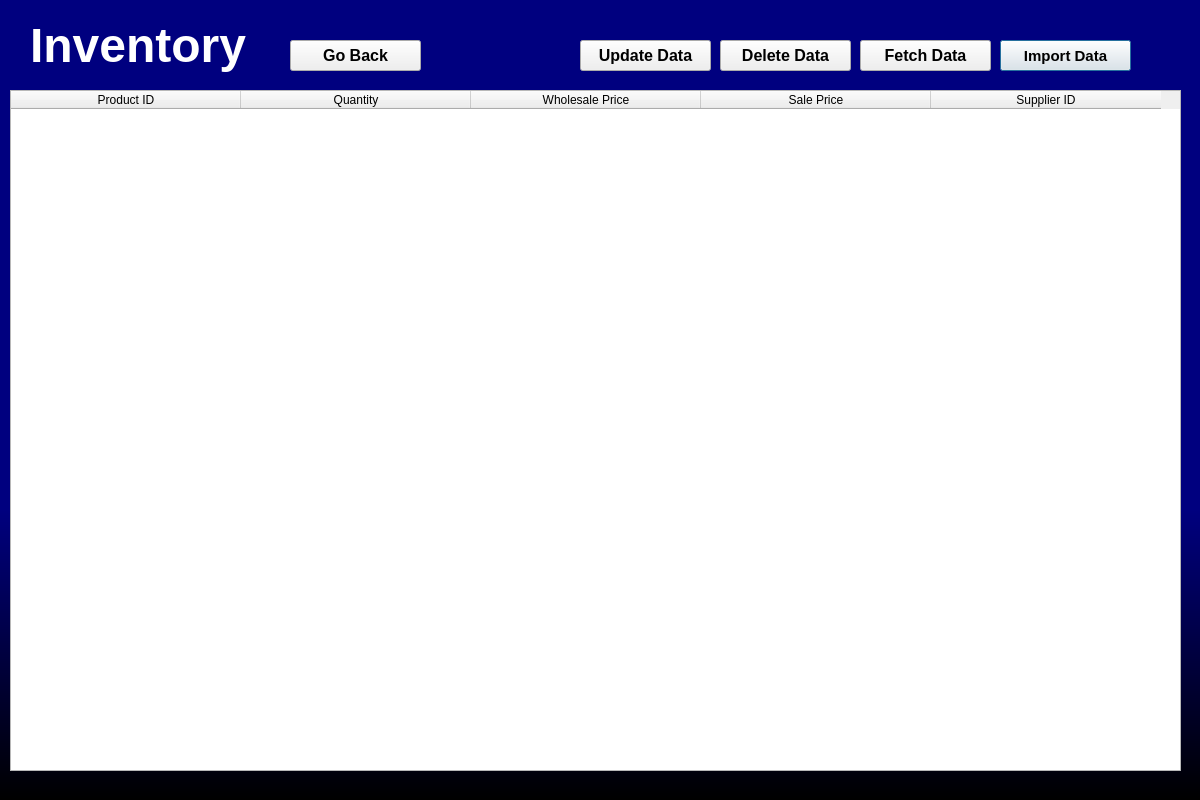
The window that backend_files/inventory.ui (CS3250-Ctrl-Intelligence/Team-Project_Python) describes before a commit, drawn with Qt 5.
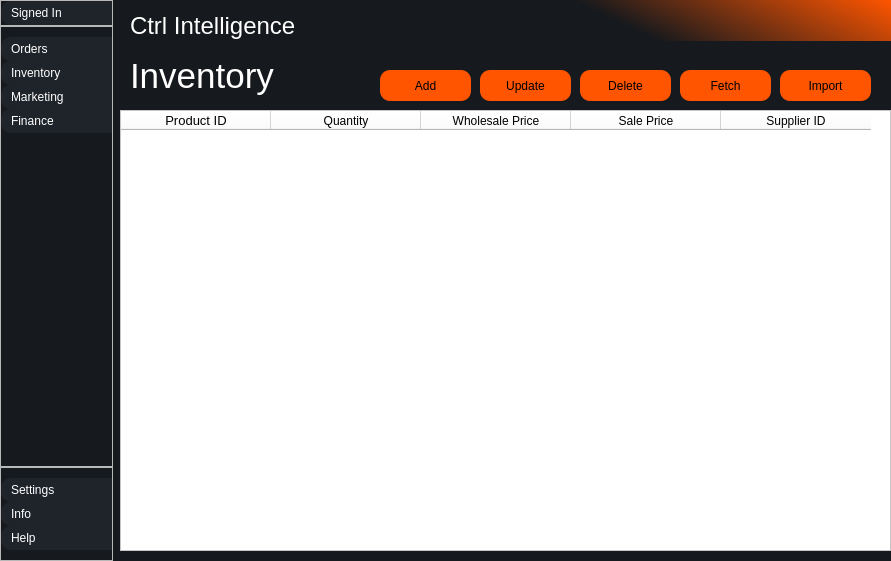
The same window after the commit. Icons and pictures are not drawn.

Commit message: Updated the GUI to a new look with a little more functionality. Created the marketing reports to see what the daily, weekly, and monthly top product and customer are.

The edit to the form file:
```diff
--- a/backend_files/inventory.ui
+++ b/backend_files/inventory.ui
@@ -6,60 +6,742 @@
    <rect>
     <x>0</x>
     <y>0</y>
-    <width>1200</width>
-    <height>800</height>
+    <width>891</width>
+    <height>561</height>
    </rect>
   </property>
   <property name="windowTitle">
    <string>Dialog</string>
   </property>
-  <widget class="QWidget" name="widget" native="true">
+  <property name="styleSheet">
+   <string notr="true">#leftMenuContainer{
+	background-color:  #16191d;
+}
+#leftMenuContainer QPushButton{
+	text-align: left;
+	padding: 5px 10px;
+	border-top-left-radius: 10px;
+	border-bottom-left-radius: 10px;
+}</string>
+  </property>
+  <widget class="QWidget" name="leftMenuContainer" native="true">
    <property name="geometry">
     <rect>
      <x>0</x>
      <y>0</y>
-     <width>1201</width>
-     <height>801</height>
+     <width>123</width>
+     <height>561</height>
     </rect>
    </property>
-   <property name="font">
-    <font>
-     <pointsize>12</pointsize>
-     <bold>true</bold>
-    </font>
+   <property name="sizePolicy">
+    <sizepolicy hsizetype="Expanding" vsizetype="Preferred">
+     <horstretch>0</horstretch>
+     <verstretch>0</verstretch>
+    </sizepolicy>
+   </property>
+   <layout class="QHBoxLayout" name="horizontalLayout_3">
+    <property name="spacing">
+     <number>0</number>
+    </property>
+    <property name="leftMargin">
+     <number>0</number>
+    </property>
+    <property name="topMargin">
+     <number>0</number>
+    </property>
+    <property name="rightMargin">
+     <number>0</number>
+    </property>
+    <property name="bottomMargin">
+     <number>0</number>
+    </property>
+    <item>
+     <widget class="QWidget" name="leftMenuSubContainer" native="true">
+      <property name="sizePolicy">
+       <sizepolicy hsizetype="Preferred" vsizetype="Preferred">
+        <horstretch>0</horstretch>
+        <verstretch>0</verstretch>
+       </sizepolicy>
+      </property>
+      <layout class="QVBoxLayout" name="verticalLayout_2">
+       <property name="spacing">
+        <number>0</number>
+       </property>
+       <property name="leftMargin">
+        <number>0</number>
+       </property>
+       <property name="topMargin">
+        <number>0</number>
+       </property>
+       <property name="rightMargin">
+        <number>10</number>
+       </property>
+       <property name="bottomMargin">
+        <number>0</number>
+       </property>
+       <item>
+        <widget class="QFrame" name="frame">
+         <property name="sizePolicy">
+          <sizepolicy hsizetype="Expanding" vsizetype="Preferred">
+           <horstretch>0</horstretch>
+           <verstretch>0</verstretch>
+          </sizepolicy>
+         </property>
+         <property name="frameShape">
+          <enum>QFrame::StyledPanel</enum>
+         </property>
+         <property name="frameShadow">
+          <enum>QFrame::Raised</enum>
+         </property>
+         <layout class="QHBoxLayout" name="horizontalLayout_2">
+          <property name="spacing">
+           <number>0</number>
+          </property>
+          <property name="leftMargin">
+           <number>0</number>
+          </property>
+          <property name="topMargin">
+           <number>0</number>
+          </property>
+          <property name="rightMargin">
+           <number>0</number>
+          </property>
+          <property name="bottomMargin">
+           <number>0</number>
+          </property>
+          <item>
+           <widget class="QPushButton" name="menuBtn">
+            <property name="sizePolicy">
+             <sizepolicy hsizetype="Expanding" vsizetype="Fixed">
+              <horstretch>0</horstretch>
+              <verstretch>0</verstretch>
+             </sizepolicy>
+            </property>
+            <property name="toolTip">
+             <string>Menu</string>
+            </property>
+            <property name="styleSheet">
+             <string notr="true">background-color: #1f232a;
+color: rgb(255, 255, 255);</string>
+            </property>
+            <property name="text">
+             <string>Signed In</string>
+            </property>
+            <property name="icon">
+             <iconset resource="resources.qrc">
+              <normaloff>:/icons/icons/user.svg</normaloff>:/icons/icons/user.svg</iconset>
+            </property>
+            <property name="iconSize">
+             <size>
+              <width>24</width>
+              <height>24</height>
+             </size>
+            </property>
+           </widget>
+          </item>
+         </layout>
+        </widget>
+       </item>
+       <item>
+        <widget class="QFrame" name="frame_2">
+         <property name="sizePolicy">
+          <sizepolicy hsizetype="Expanding" vsizetype="Expanding">
+           <horstretch>0</horstretch>
+           <verstretch>0</verstretch>
+          </sizepolicy>
+         </property>
+         <property name="frameShape">
+          <enum>QFrame::StyledPanel</enum>
+         </property>
+         <property name="frameShadow">
+          <enum>QFrame::Raised</enum>
+         </property>
+         <layout class="QVBoxLayout" name="verticalLayout_3">
+          <property name="spacing">
+           <number>0</number>
+          </property>
+          <property name="leftMargin">
+           <number>0</number>
+          </property>
+          <property name="topMargin">
+           <number>10</number>
+          </property>
+          <property name="rightMargin">
+           <number>0</number>
+          </property>
+          <property name="bottomMargin">
+           <number>10</number>
+          </property>
+          <item>
+           <widget class="QPushButton" name="ordersBtn">
+            <property name="sizePolicy">
+             <sizepolicy hsizetype="Expanding" vsizetype="Fixed">
+              <horstretch>0</horstretch>
+              <verstretch>0</verstretch>
+             </sizepolicy>
+            </property>
+            <property name="palette">
+             <palette>
+              <active>
+               <colorrole role="WindowText">
+                <brush brushstyle="SolidPattern">
+                 <color alpha="255">
+                  <red>255</red>
+                  <green>255</green>
+                  <blue>255</blue>
+                 </color>
+                </brush>
+               </colorrole>
+               <colorrole role="Button">
+                <brush brushstyle="SolidPattern">
+                 <color alpha="255">
+                  <red>31</red>
+                  <green>35</green>
+                  <blue>42</blue>
+                 </color>
+                </brush>
+               </colorrole>
+               <colorrole role="Text">
+                <brush brushstyle="SolidPattern">
+                 <color alpha="255">
+                  <red>255</red>
+                  <green>255</green>
+                  <blue>255</blue>
+                 </color>
+                </brush>
+               </colorrole>
+               <colorrole role="ButtonText">
+                <brush brushstyle="SolidPattern">
+                 <color alpha="255">
+                  <red>255</red>
+                  <green>255</green>
+                  <blue>255</blue>
+                 </color>
+                </brush>
+               </colorrole>
+               <colorrole role="Base">
+                <brush brushstyle="SolidPattern">
+                 <color alpha="255">
+                  <red>31</red>
+                  <green>35</green>
+                  <blue>42</blue>
+                 </color>
+                </brush>
+               </colorrole>
+               <colorrole role="Window">
+                <brush brushstyle="SolidPattern">
+                 <color alpha="255">
+                  <red>31</red>
+                  <green>35</green>
+                  <blue>42</blue>
+                 </color>
+                </brush>
+               </colorrole>
+               <colorrole role="Highlight">
+                <brush brushstyle="SolidPattern">
+                 <color alpha="255">
+                  <red>0</red>
+                  <green>120</green>
+                  <blue>215</blue>
+                 </color>
+                </brush>
+               </colorrole>
+               <colorrole role="PlaceholderText">
+                <brush brushstyle="SolidPattern">
+                 <color alpha="255">
+                  <red>255</red>
+                  <green>255</green>
+                  <blue>255</blue>
+                 </color>
+                </brush>
+               </colorrole>
+              </active>
+              <inactive>
+               <colorrole role="WindowText">
+                <brush brushstyle="SolidPattern">
+                 <color alpha="255">
+                  <red>255</red>
+                  <green>255</green>
+                  <blue>255</blue>
+                 </color>
+                </brush>
+               </colorrole>
+               <colorrole role="Button">
+                <brush brushstyle="SolidPattern">
+                 <color alpha="255">
+                  <red>31</red>
+                  <green>35</green>
+                  <blue>42</blue>
+                 </color>
+                </brush>
+               </colorrole>
+               <colorrole role="Text">
+                <brush brushstyle="SolidPattern">
+                 <color alpha="255">
+                  <red>255</red>
+                  <green>255</green>
+                  <blue>255</blue>
+                 </color>
+                </brush>
+               </colorrole>
+               <colorrole role="ButtonText">
+                <brush brushstyle="SolidPattern">
+                 <color alpha="255">
+                  <red>255</red>
+                  <green>255</green>
+                  <blue>255</blue>
+                 </color>
+                </brush>
+               </colorrole>
+               <colorrole role="Base">
+                <brush brushstyle="SolidPattern">
+                 <color alpha="255">
+                  <red>31</red>
+                  <green>35</green>
+                  <blue>42</blue>
+                 </color>
+                </brush>
+               </colorrole>
+               <colorrole role="Window">
+                <brush brushstyle="SolidPattern">
+                 <color alpha="255">
+                  <red>31</red>
+                  <green>35</green>
+                  <blue>42</blue>
+                 </color>
+                </brush>
+               </colorrole>
+               <colorrole role="Highlight">
+                <brush brushstyle="SolidPattern">
+                 <color alpha="255">
+                  <red>240</red>
+                  <green>240</green>
+                  <blue>240</blue>
+                 </color>
+                </brush>
+               </colorrole>
+               <colorrole role="PlaceholderText">
+                <brush brushstyle="SolidPattern">
+                 <color alpha="255">
+                  <red>255</red>
+                  <green>255</green>
+                  <blue>255</blue>
+                 </color>
+                </brush>
+               </colorrole>
+              </inactive>
+              <disabled>
+               <colorrole role="WindowText">
+                <brush brushstyle="SolidPattern">
+                 <color alpha="255">
+                  <red>255</red>
+                  <green>255</green>
+                  <blue>255</blue>
+                 </color>
+                </brush>
+               </colorrole>
+               <colorrole role="Button">
+                <brush brushstyle="SolidPattern">
+                 <color alpha="255">
+                  <red>31</red>
+                  <green>35</green>
+                  <blue>42</blue>
+                 </color>
+                </brush>
+               </colorrole>
+               <colorrole role="Text">
+                <brush brushstyle="SolidPattern">
+                 <color alpha="255">
+                  <red>255</red>
+                  <green>255</green>
+                  <blue>255</blue>
+                 </color>
+                </brush>
+               </colorrole>
+               <colorrole role="ButtonText">
+                <brush brushstyle="SolidPattern">
+                 <color alpha="255">
+                  <red>255</red>
+                  <green>255</green>
+                  <blue>255</blue>
+                 </color>
+                </brush>
+               </colorrole>
+               <colorrole role="Base">
+                <brush brushstyle="SolidPattern">
+                 <color alpha="255">
+                  <red>31</red>
+                  <green>35</green>
+                  <blue>42</blue>
+                 </color>
+                </brush>
+               </colorrole>
+               <colorrole role="Window">
+                <brush brushstyle="SolidPattern">
+                 <color alpha="255">
+                  <red>31</red>
+                  <green>35</green>
+                  <blue>42</blue>
+                 </color>
+                </brush>
+               </colorrole>
+               <colorrole role="Highlight">
+                <brush brushstyle="SolidPattern">
+                 <color alpha="255">
+                  <red>0</red>
+                  <green>120</green>
+                  <blue>215</blue>
+                 </color>
+                </brush>
+               </colorrole>
+               <colorrole role="PlaceholderText">
+                <brush brushstyle="SolidPattern">
+                 <color alpha="255">
+                  <red>255</red>
+                  <green>255</green>
+                  <blue>255</blue>
+                 </color>
+                </brush>
+               </colorrole>
+              </disabled>
+             </palette>
+            </property>
+            <property name="toolTip">
+             <string>Home</string>
+            </property>
+            <property name="styleSheet">
+             <string notr="true">background-color: #1f232a;
+color: rgb(255, 255, 255);</string>
+            </property>
+            <property name="text">
+             <string>Orders</string>
+            </property>
+            <property name="icon">
+             <iconset resource="resources.qrc">
+              <normaloff>:/icons/icons/inbox.svg</normaloff>:/icons/icons/inbox.svg</iconset>
+            </property>
+            <property name="iconSize">
+             <size>
+              <width>24</width>
+              <height>24</height>
+             </size>
+            </property>
+           </widget>
+          </item>
+          <item>
+           <widget class="QPushButton" name="invBtn">
+            <property name="sizePolicy">
+             <sizepolicy hsizetype="Expanding" vsizetype="Fixed">
+              <horstretch>0</horstretch>
+              <verstretch>0</verstretch>
+             </sizepolicy>
+            </property>
+            <property name="toolTip">
+             <string>Data Analysis</string>
+            </property>
+            <property name="styleSheet">
+             <string notr="true">background-color: #1f232a;
+color: rgb(255, 255, 255)</string>
+            </property>
+            <property name="text">
+             <string>Inventory</string>
+            </property>
+            <property name="icon">
+             <iconset resource="resources.qrc">
+              <normaloff>:/icons/icons/list.svg</normaloff>:/icons/icons/list.svg</iconset>
+            </property>
+            <property name="iconSize">
+             <size>
+              <width>24</width>
+              <height>24</height>
+             </size>
+            </property>
+           </widget>
+          </item>
+          <item>
+           <widget class="QPushButton" name="marketBtn">
+            <property name="toolTip">
+             <string>View Reports</string>
+            </property>
+            <property name="styleSheet">
+             <string notr="true">background-color: #1f232a;
+color: rgb(255, 255, 255)</string>
+            </property>
+            <property name="text">
+             <string>Marketing</string>
+            </property>
+            <property name="icon">
+             <iconset resource="resources.qrc">
+              <normaloff>:/icons/icons/printer.svg</normaloff>:/icons/icons/printer.svg</iconset>
+            </property>
+            <property name="iconSize">
+             <size>
+              <width>24</width>
+              <height>24</height>
+             </size>
+            </property>
+           </widget>
+          </item>
+          <item>
+           <widget class="QPushButton" name="financeBtn">
+            <property name="toolTip">
+             <string>View Reports</string>
+            </property>
+            <property name="styleSheet">
+             <string notr="true">background-color: #1f232a;
+color: rgb(255, 255, 255)</string>
+            </property>
+            <property name="text">
+             <string>Finance</string>
+            </property>
+            <property name="icon">
+             <iconset resource="resources.qrc">
+              <normaloff>:/icons/icons/printer.svg</normaloff>:/icons/icons/printer.svg</iconset>
+            </property>
+            <property name="iconSize">
+             <size>
+              <width>24</width>
+              <height>24</height>
+             </size>
+            </property>
+           </widget>
+          </item>
+          <item>
+           <spacer name="verticalSpacer">
+            <property name="orientation">
+             <enum>Qt::Vertical</enum>
+            </property>
+            <property name="sizeHint" stdset="0">
+             <size>
+              <width>20</width>
+              <height>40</height>
+             </size>
+            </property>
+           </spacer>
+          </item>
+         </layout>
+        </widget>
+       </item>
+       <item>
+        <widget class="QFrame" name="frame_3">
+         <property name="frameShape">
+          <enum>QFrame::StyledPanel</enum>
+         </property>
+         <property name="frameShadow">
+          <enum>QFrame::Raised</enum>
+         </property>
+         <layout class="QVBoxLayout" name="verticalLayout_4">
+          <property name="spacing">
+           <number>0</number>
+          </property>
+          <property name="leftMargin">
+           <number>0</number>
+          </property>
+          <property name="topMargin">
+           <number>10</number>
+          </property>
+          <property name="rightMargin">
+           <number>0</number>
+          </property>
+          <property name="bottomMargin">
+           <number>10</number>
+          </property>
+          <item>
+           <widget class="QPushButton" name="settingsBtn">
+            <property name="toolTip">
+             <string>Go To Settings</string>
+            </property>
+            <property name="styleSheet">
+             <string notr="true">background-color: #1f232a;
+color: rgb(255, 255, 255)</string>
+            </property>
+            <property name="text">
+             <string>Settings</string>
+            </property>
+            <property name="icon">
+             <iconset resource="resources.qrc">
+              <normaloff>:/icons/icons/settings.svg</normaloff>:/icons/icons/settings.svg</iconset>
+            </property>
+            <property name="iconSize">
+             <size>
+              <width>24</width>
+              <height>24</height>
+             </size>
+            </property>
+           </widget>
+          </item>
+          <item>
+           <widget class="QPushButton" name="infoBtn">
+            <property name="toolTip">
+             <string>Information about the app</string>
+            </property>
+            <property name="styleSheet">
+             <string notr="true">background-color: #1f232a;
+color: rgb(255, 255, 255)</string>
+            </property>
+            <property name="text">
+             <string>Info</string>
+            </property>
+            <property name="icon">
+             <iconset resource="resources.qrc">
+              <normaloff>:/icons/icons/info.svg</normaloff>:/icons/icons/info.svg</iconset>
+            </property>
+            <property name="iconSize">
+             <size>
+              <width>24</width>
+              <height>24</height>
+             </size>
+            </property>
+           </widget>
+          </item>
+          <item>
+           <widget class="QPushButton" name="helpBtn">
+            <property name="toolTip">
+             <string>Get more help</string>
+            </property>
+            <property name="styleSheet">
+             <string notr="true">background-color: #1f232a;
+color: rgb(255, 255, 255)</string>
+            </property>
+            <property name="text">
+             <string>Help</string>
+            </property>
+            <property name="icon">
+             <iconset resource="resources.qrc">
+              <normaloff>:/icons/icons/help-circle.svg</normaloff>:/icons/icons/help-circle.svg</iconset>
+            </property>
+            <property name="iconSize">
+             <size>
+              <width>24</width>
+              <height>24</height>
+             </size>
+            </property>
+           </widget>
+          </item>
+         </layout>
+        </widget>
+       </item>
+      </layout>
+     </widget>
+    </item>
+   </layout>
+  </widget>
+  <widget class="QWidget" name="mainWindow" native="true">
+   <property name="geometry">
+    <rect>
+     <x>120</x>
+     <y>40</y>
+     <width>771</width>
+     <height>521</height>
+    </rect>
+   </property>
+   <property name="sizePolicy">
+    <sizepolicy hsizetype="Expanding" vsizetype="Preferred">
+     <horstretch>0</horstretch>
+     <verstretch>0</verstretch>
+    </sizepolicy>
    </property>
    <property name="styleSheet">
-    <string notr="true">QWidget#widget{
-background-color:qlineargradient(spread:pad, x1:0, y1:0.636, x2:0, y2:0.999591, stop:0 rgba(0, 0, 127, 255), stop:0.99435 rgba(0, 0, 0, 255));}</string>
+    <string notr="true">background-color:  #16191d;
+</string>
    </property>
+   <widget class="QLabel" name="label_username">
+    <property name="geometry">
+     <rect>
+      <x>10</x>
+      <y>10</y>
+      <width>171</width>
+      <height>51</height>
+     </rect>
+    </property>
+    <property name="font">
+     <font>
+      <pointsize>26</pointsize>
+     </font>
+    </property>
+    <property name="styleSheet">
+     <string notr="true">color: rgb(255, 255, 255);</string>
+    </property>
+    <property name="text">
+     <string>Inventory</string>
+    </property>
+    <property name="alignment">
+     <set>Qt::AlignLeading|Qt::AlignLeft|Qt::AlignVCenter</set>
+    </property>
+   </widget>
    <widget class="QTableWidget" name="tableWidget">
     <property name="geometry">
      <rect>
-      <x>10</x>
-      <y>90</y>
-      <width>1171</width>
-      <height>681</height>
+      <x>0</x>
+      <y>70</y>
+      <width>771</width>
+      <height>441</height>
      </rect>
     </property>
-    <property name="font">
-     <font>
-      <pointsize>12</pointsize>
-      <bold>true</bold>
-     </font>
-    </property>
     <property name="styleSheet">
-     <string notr="true">border-color: rgb(0, 0, 0);</string>
+     <string notr="true">
+background-color: rgb(255, 255, 255);
+</string>
     </property>
-    <property name="lineWidth">
-     <number>3</number>
+    <property name="showGrid">
+     <bool>true</bool>
     </property>
+    <property name="gridStyle">
+     <enum>Qt::SolidLine</enum>
+    </property>
+    <attribute name="horizontalHeaderVisible">
+     <bool>true</bool>
+    </attribute>
+    <attribute name="horizontalHeaderCascadingSectionResizes">
+     <bool>false</bool>
+    </attribute>
     <attribute name="horizontalHeaderDefaultSectionSize">
-     <number>230</number>
+     <number>150</number>
+    </attribute>
+    <attribute name="horizontalHeaderHighlightSections">
+     <bool>true</bool>
+    </attribute>
+    <attribute name="verticalHeaderVisible">
+     <bool>true</bool>
+    </attribute>
+    <attribute name="verticalHeaderMinimumSectionSize">
+     <number>24</number>
+    </attribute>
+    <attribute name="verticalHeaderDefaultSectionSize">
+     <number>24</number>
+    </attribute>
+    <attribute name="verticalHeaderHighlightSections">
+     <bool>true</bool>
+    </attribute>
+    <attribute name="verticalHeaderShowSortIndicator" stdset="0">
+     <bool>false</bool>
     </attribute>
     <column>
      <property name="text">
       <string>Product ID</string>
      </property>
+     <property name="font">
+      <font>
+       <pointsize>10</pointsize>
+       <kerning>true</kerning>
+      </font>
+     </property>
+     <property name="background">
+      <color>
+       <red>255</red>
+       <green>255</green>
+       <blue>255</blue>
+      </color>
+     </property>
+     <property name="foreground">
+      <brush brushstyle="NoBrush">
+       <color alpha="255">
+        <red>255</red>
+        <green>255</green>
+        <blue>255</blue>
+       </color>
+      </brush>
+     </property>
     </column>
     <column>
      <property name="text">
@@ -82,121 +764,125 @@
      </property>
     </column>
    </widget>
+   <widget class="QPushButton" name="importBtn">
+    <property name="geometry">
+     <rect>
+      <x>660</x>
+      <y>30</y>
+      <width>91</width>
+      <height>31</height>
+     </rect>
+    </property>
+    <property name="styleSheet">
+     <string notr="true">background-color: rgb(255, 85, 0);
+border-radius: 10px;</string>
+    </property>
+    <property name="text">
+     <string>Import</string>
+    </property>
+   </widget>
+   <widget class="QPushButton" name="fetchBtn">
+    <property name="geometry">
+     <rect>
+      <x>560</x>
+      <y>30</y>
+      <width>91</width>
+      <height>31</height>
+     </rect>
+    </property>
+    <property name="styleSheet">
+     <string notr="true">background-color: rgb(255, 85, 0);
+border-radius: 10px;</string>
+    </property>
+    <property name="text">
+     <string>Fetch</string>
+    </property>
+   </widget>
+   <widget class="QPushButton" name="deleteBtn">
+    <property name="geometry">
+     <rect>
+      <x>460</x>
+      <y>30</y>
+      <width>91</width>
+      <height>31</height>
+     </rect>
+    </property>
+    <property name="styleSheet">
+     <string notr="true">background-color: rgb(255, 85, 0);
+border-radius: 10px;</string>
+    </property>
+    <property name="text">
+     <string>Delete</string>
+    </property>
+   </widget>
+   <widget class="QPushButton" name="updateBtn">
+    <property name="geometry">
+     <rect>
+      <x>360</x>
+      <y>30</y>
+      <width>91</width>
+      <height>31</height>
+     </rect>
+    </property>
+    <property name="styleSheet">
+     <string notr="true">background-color: rgb(255, 85, 0);
+border-radius: 10px;</string>
+    </property>
+    <property name="text">
+     <string>Update</string>
+    </property>
+   </widget>
+   <widget class="QPushButton" name="addBtn">
+    <property name="geometry">
+     <rect>
+      <x>260</x>
+      <y>30</y>
+      <width>91</width>
+      <height>31</height>
+     </rect>
+    </property>
+    <property name="styleSheet">
+     <string notr="true">background-color: rgb(255, 85, 0);
+border-radius: 10px;</string>
+    </property>
+    <property name="text">
+     <string>Add</string>
+    </property>
+   </widget>
+  </widget>
+  <widget class="QWidget" name="header" native="true">
+   <property name="geometry">
+    <rect>
+     <x>120</x>
+     <y>0</y>
+     <width>771</width>
+     <height>41</height>
+    </rect>
+   </property>
+   <property name="styleSheet">
+    <string notr="true">background-color:qlineargradient(spread:pad, x1:0.591, y1:0.0454545, x2:1, y2:0, stop:0  #16191d, stop:1 rgb(255, 85, 0))
+</string>
+   </property>
    <widget class="QLabel" name="label">
     <property name="geometry">
      <rect>
-      <x>30</x>
+      <x>10</x>
       <y>10</y>
-      <width>291</width>
-      <height>71</height>
+      <width>191</width>
+      <height>31</height>
      </rect>
     </property>
     <property name="font">
      <font>
-      <pointsize>36</pointsize>
-      <bold>true</bold>
+      <pointsize>18</pointsize>
      </font>
     </property>
     <property name="styleSheet">
-     <string notr="true">color: rgb(255, 255, 255);</string>
+     <string notr="true">color: rgb(255, 255, 255);
+background-color:  #16191d;</string>
     </property>
     <property name="text">
-     <string>Inventory</string>
-    </property>
-   </widget>
-   <widget class="QPushButton" name="pushButton_import">
-    <property name="geometry">
-     <rect>
-      <x>1000</x>
-      <y>40</y>
-      <width>131</width>
-      <height>31</height>
-     </rect>
-    </property>
-    <property name="font">
-     <font>
-      <pointsize>11</pointsize>
-      <bold>true</bold>
-     </font>
-    </property>
-    <property name="text">
-     <string>Import Data</string>
-    </property>
-   </widget>
-   <widget class="QPushButton" name="pushButton_fetch">
-    <property name="geometry">
-     <rect>
-      <x>860</x>
-      <y>40</y>
-      <width>131</width>
-      <height>31</height>
-     </rect>
-    </property>
-    <property name="font">
-     <font>
-      <pointsize>12</pointsize>
-      <bold>true</bold>
-     </font>
-    </property>
-    <property name="text">
-     <string>Fetch Data</string>
-    </property>
-   </widget>
-   <widget class="QPushButton" name="pushButton_delete">
-    <property name="geometry">
-     <rect>
-      <x>720</x>
-      <y>40</y>
-      <width>131</width>
-      <height>31</height>
-     </rect>
-    </property>
-    <property name="font">
-     <font>
-      <pointsize>12</pointsize>
-      <bold>true</bold>
-     </font>
-    </property>
-    <property name="text">
-     <string>Delete Data</string>
-    </property>
-   </widget>
-   <widget class="QPushButton" name="pushButton_update">
-    <property name="geometry">
-     <rect>
-      <x>580</x>
-      <y>40</y>
-      <width>131</width>
-      <height>31</height>
-     </rect>
-    </property>
-    <property name="font">
-     <font>
-      <pointsize>12</pointsize>
-      <bold>true</bold>
-     </font>
-    </property>
-    <property name="text">
-     <string>Update Data</string>
-    </property>
-   </widget>
-   <widget class="QPushButton" name="pushButton_back">
-    <property name="geometry">
-     <rect>
-      <x>290</x>
-      <y>40</y>
-      <width>131</width>
-      <height>31</height>
-     </rect>
-    </property>
-    <property name="font">
-     <font>
-      <pointsize>12</pointsize>
-      <bold>true</bold>
-     </font>
-    </property>
-    <property name="text">
-     <string>Go Back</string>
+     <string>Ctrl Intelligence</string>
     </property>
    </widget>
   </widget>
```
Left out of the diff: 8 changed lines with no effect on the pictures. The commit also changes 339 other files.
